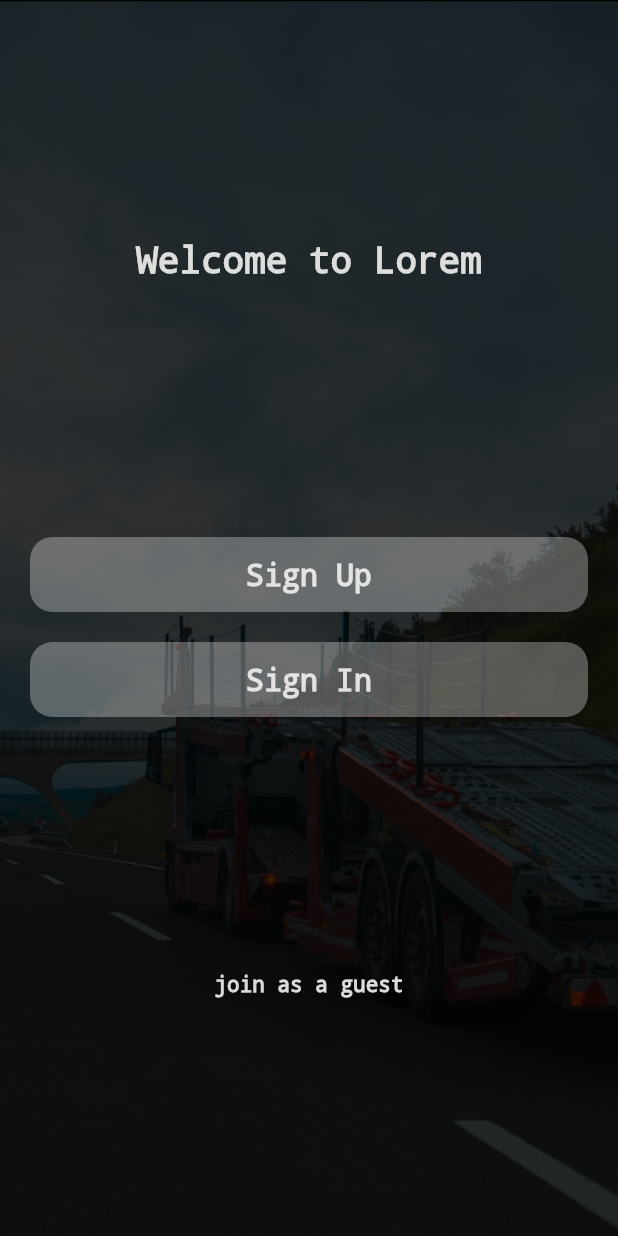
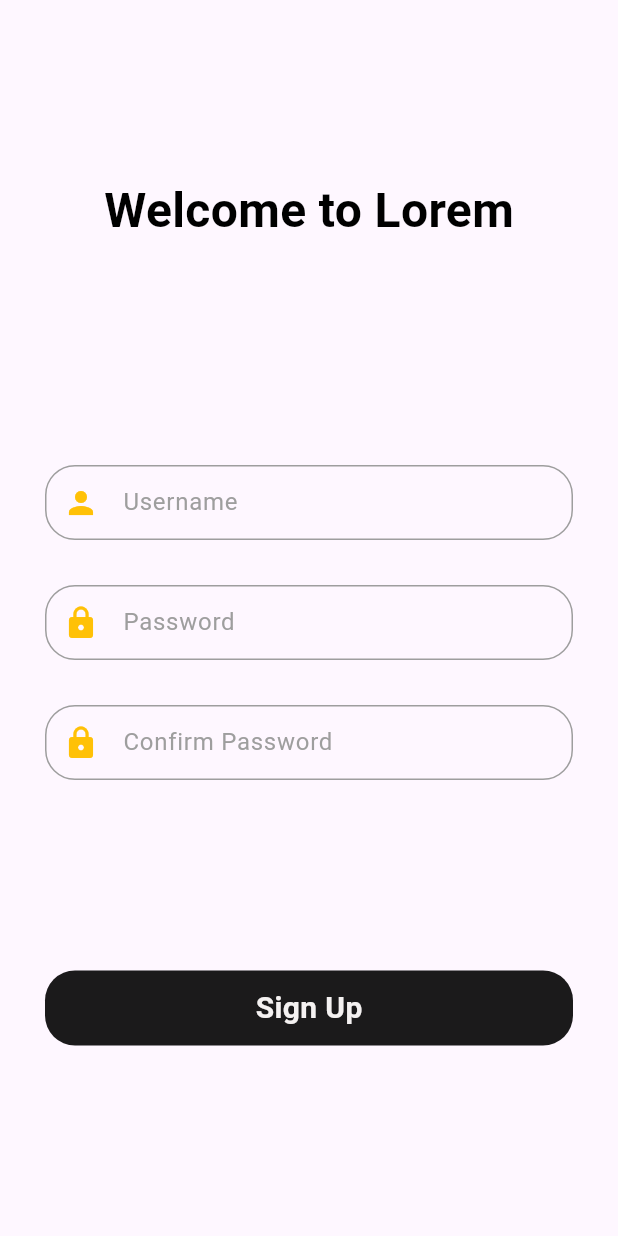
Before and after one commit to lidiyakelay/towtruck_app, a Flutter app: the screen it shows after launch, on a phone screen of 412 x 824 dp. Run offline on Flutter 3.47's test engine with Material 3 defaults, Android fonts, the phone set to English and light mode, and no system bars; our stand-ins replace animated_bottom_navigation_bar.

Commit message:
auth page added

```diff
--- /dev/null
+++ b/lib/Screen/auth_page/signup_page.dart
@@ -0,0 +1,107 @@
+import 'package:flutter/material.dart';
+
+class SignupPage extends StatelessWidget {
+  const SignupPage({super.key});
+
+  @override
+  Widget build(BuildContext context) {
+    return Scaffold(
+      body: Column(
+        mainAxisAlignment: MainAxisAlignment.spaceEvenly,
+        children: [
+          Text('Welcome to Lorem', style:
+             TextStyle(
+              color: Colors.black,
+              fontWeight: FontWeight.bold,
+              fontSize: 32,
+              decoration: TextDecoration.none
+             ),),
+             Column(
+              children: [
+                  Padding(
+                padding: EdgeInsets.only(left:30, right: 30, top: 30),
+                child: TextField(
+                  style: TextStyle(fontSize: 12),
+                  cursorColor: Colors.grey,
+                  decoration: InputDecoration(
+                  enabledBorder: OutlineInputBorder(
+                    borderRadius: BorderRadius.circular(20.0),
+                  borderSide: BorderSide(width: 1, color: Colors.grey), ),
+                  focusedBorder: OutlineInputBorder(
+                    borderRadius: BorderRadius.circular(20.0),
+                  borderSide: BorderSide(width: 1, color: Colors.grey), ),
+                    border: OutlineInputBorder(),
+                    labelText: 'Username',
+                    prefixIcon: Icon(Icons.person, color: Colors.amber,),
+                     labelStyle: TextStyle(
+                   color: Colors.grey,  ),
+                  ),
+                ),
+              ),
+              Padding(
+                padding: EdgeInsets.only(left:30, right: 30, top: 30),
+                child: TextField(
+                  style: TextStyle(fontSize: 12),
+                  cursorColor: Colors.grey,
+                  obscureText: true,
+                  decoration: InputDecoration(
+                  enabledBorder: OutlineInputBorder(
+                    borderRadius: BorderRadius.circular(20.0),
+                  borderSide: BorderSide(width: 1, color: Colors.grey), ),
+                  focusedBorder: OutlineInputBorder(
+                    borderRadius: BorderRadius.circular(20.0),
+                  borderSide: BorderSide(width: 1, color: Colors.grey), ),
+                    border: OutlineInputBorder(),
+                    labelText: 'Password',
+                    prefixIcon: Icon(Icons.lock, color: Colors.amber,),
+                     labelStyle: TextStyle(
+                   color: Colors.grey,  ),
+                  ),
+                ),
+              ),
+              Padding(
+                padding: EdgeInsets.only(left:30, right: 30, top: 30),
+                child: TextField(
+                  style: TextStyle(fontSize: 12),
+                  cursorColor: Colors.grey,
+                  obscureText: true,
+                  decoration: InputDecoration(
+                  enabledBorder: OutlineInputBorder(
+                    borderRadius: BorderRadius.circular(20.0),
+                  borderSide: BorderSide(width: 1, color: Colors.grey), ),
+                  focusedBorder: OutlineInputBorder(
+                    borderRadius: BorderRadius.circular(20.0),
+                  borderSide: BorderSide(width: 1, color: Colors.grey), ),
+                    border: OutlineInputBorder(),
+                    labelText: 'Confirm Password',
+                    prefixIcon: Icon(Icons.lock, color: Colors.amber,),
+                     labelStyle: TextStyle(
+                   color: Colors.grey,  ),
+                  ),
+                ),
+              ),
+              ],
+             ),
+             Container(
+                height: 50,
+                width: double.maxFinite,
+                margin: EdgeInsets.only(left: 30,right: 30, top: 10, bottom: 10),
+                decoration: BoxDecoration(
+                  borderRadius: BorderRadius.circular(20),
+                  color: Color.fromARGB(228, 0, 0, 0),
+                ),
+                child: Center(
+                  child: Text('Sign Up',style:
+                               TextStyle(
+                                color: Color.fromARGB(255, 244, 241, 241),
+                                fontWeight: FontWeight.bold,
+                                fontSize: 20,
+                                decoration: TextDecoration.none
+                               ), )
+                ),
+              )
+             ],
+      ),
+    );
+  }
+}
--- a/lib/main.dart
+++ b/lib/main.dart
@@ -1,5 +1,7 @@
 import 'package:animated_bottom_navigation_bar/animated_bottom_navigation_bar.dart';
 import 'package:flutter/material.dart';
+import 'package:towtruck_app/Screen/auth_page/login_page.dart';
+import 'package:towtruck_app/Screen/auth_page/signup_page.dart';
 import 'package:towtruck_app/Screen/initial_pages/initial_page.dart';
 
 void main() {
@@ -21,7 +23,7 @@ class MyApp extends StatelessWidget {
         colorScheme: ColorScheme.fromSeed(seedColor: Colors.deepPurple),
         useMaterial3: true,
       ),
-      home: InitialPage()
+      home: SignupPage()
     );
   }
 }
```
Also changed, not shown: lib/Screen/auth_page/login_page.dart (added, +86 -0 lines).
